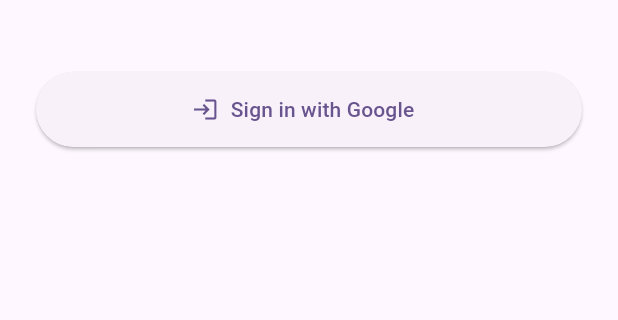
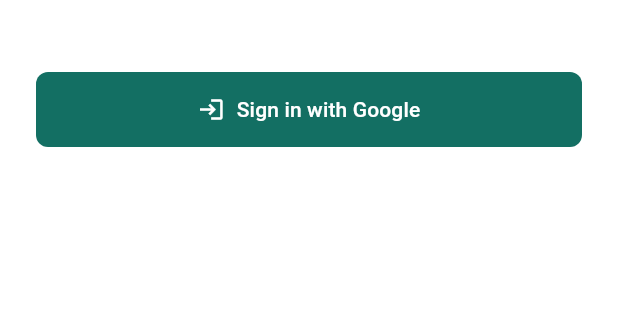
Before and after one commit to mcpe500/rupavo-repo, a Flutter app: the screen it shows after launch, on a phone screen of 412 x 824 dp, the part 579-899 px from its top. Run offline on Flutter 3.47's test engine with Material 3 defaults, Android fonts, the phone set to English and light mode, and no system bars; our stand-ins replace flutter_dotenv, google_sign_in, supabase_flutter; accounts and stored records are empty.

Commit message:
feat: Implement light/dark mode theming across web and mobile applications, integrate Supabase, and add an Edge Functions guide.

```diff
--- a/rupavo_merchant_app/lib/main.dart
+++ b/rupavo_merchant_app/lib/main.dart
@@ -3,6 +3,7 @@
 import 'package:flutter_dotenv/flutter_dotenv.dart';
 import 'package:rupavo_merchant_app/screens/login_screen.dart';
 import 'package:rupavo_merchant_app/services/auth_service.dart';
+import 'package:rupavo_merchant_app/theme/app_theme.dart';
 import 'env.dart';
 
 void main() async {
@@ -25,10 +26,9 @@
   Widget build(BuildContext context) {
     return MaterialApp(
       title: 'Rupavo Merchant',
-      theme: ThemeData(
-        colorScheme: ColorScheme.fromSeed(seedColor: Colors.deepPurple),
-        useMaterial3: true,
-      ),
+      theme: AppTheme.light,
+      darkTheme: AppTheme.dark,
+      themeMode: ThemeMode.system,
       home: const AuthGate(),
     );
   }
--- /dev/null
+++ b/rupavo_merchant_app/lib/theme/app_theme.dart
@@ -0,0 +1,168 @@
+import 'package:flutter/material.dart';
+
+/// Rupavo Design System - Flutter Theme Configuration
+///
+/// Light Primary: #136F63 (teal)
+/// Light Secondary: #FF7A3C (orange)
+/// Dark Primary: #3BF5C0 (neon mint)
+/// Dark Secondary: #FFB547 (gold)
+
+class AppTheme {
+  // Rupavo Colors
+  static const Color lightPrimary = Color(0xFF136F63);
+  static const Color lightSecondary = Color(0xFFFF7A3C);
+  static const Color darkPrimary = Color(0xFF3BF5C0);
+  static const Color darkSecondary = Color(0xFFFFB547);
+  static const Color darkBackground = Color(0xFF050816);
+  static const Color darkSurface = Color(0xFF0F1629);
+
+  /// Light Theme
+  static ThemeData get light {
+    return ThemeData(
+      useMaterial3: true,
+      brightness: Brightness.light,
+      colorScheme: ColorScheme.fromSeed(
+        seedColor: lightPrimary,
+        brightness: Brightness.light,
+        primary: lightPrimary,
+        secondary: lightSecondary,
+        surface: Colors.white,
+        onPrimary: Colors.white,
+        onSecondary: Colors.white,
+      ),
+      appBarTheme: const AppBarTheme(
+        backgroundColor: lightPrimary,
+        foregroundColor: Colors.white,
+        elevation: 0,
+      ),
+      elevatedButtonTheme: ElevatedButtonThemeData(
+        style: ElevatedButton.styleFrom(
+          backgroundColor: lightPrimary,
+          foregroundColor: Colors.white,
+          elevation: 0,
+          padding: const EdgeInsets.symmetric(horizontal: 24, vertical: 12),
+          shape: RoundedRectangleBorder(
+            borderRadius: BorderRadius.circular(8),
+          ),
+        ),
+      ),
+      outlinedButtonTheme: OutlinedButtonThemeData(
+        style: OutlinedButton.styleFrom(
+          foregroundColor: lightPrimary,
+          side: const BorderSide(color: lightPrimary),
+          padding: const EdgeInsets.symmetric(horizontal: 24, vertical: 12),
+          shape: RoundedRectangleBorder(
+            borderRadius: BorderRadius.circular(8),
+          ),
+        ),
+      ),
+      textButtonTheme: TextButtonThemeData(
+        style: TextButton.styleFrom(
+          foregroundColor: lightPrimary,
+        ),
+      ),
+      inputDecorationTheme: InputDecorationTheme(
+        border: OutlineInputBorder(
+          borderRadius: BorderRadius.circular(8),
+          borderSide: const BorderSide(color: Color(0xFFE5E7EB)),
+        ),
+        enabledBorder: OutlineInputBorder(
+          borderRadius: BorderRadius.circular(8),
+          borderSide: const BorderSide(color: Color(0xFFE5E7EB)),
+        ),
+        focusedBorder: OutlineInputBorder(
+          borderRadius: BorderRadius.circular(8),
+          borderSide: const BorderSide(color: lightPrimary, width: 2),
+        ),
+        filled: true,
+        fillColor: Colors.white,
+      ),
+      cardTheme: CardThemeData(
+        elevation: 2,
+        shape: RoundedRectangleBorder(
+          borderRadius: BorderRadius.circular(12),
+        ),
+      ),
+      floatingActionButtonTheme: const FloatingActionButtonThemeData(
+        backgroundColor: lightSecondary,
+        foregroundColor: Colors.white,
+      ),
+    );
+  }
+
+  /// Dark Theme
+  static ThemeData get dark {
+    return ThemeData(
+      useMaterial3: true,
+      brightness: Brightness.dark,
+      colorScheme: ColorScheme.fromSeed(
+        seedColor: darkPrimary,
+        brightness: Brightness.dark,
+        primary: darkPrimary,
+        secondary: darkSecondary,
+        surface: darkSurface,
+        onPrimary: darkBackground,
+        onSecondary: darkBackground,
+      ),
+      scaffoldBackgroundColor: darkBackground,
+      appBarTheme: const AppBarTheme(
+        backgroundColor: darkSurface,
+        foregroundColor: Colors.white,
+        elevation: 0,
+      ),
+      elevatedButtonTheme: ElevatedButtonThemeData(
+        style: ElevatedButton.styleFrom(
+          backgroundColor: darkPrimary,
+          foregroundColor: darkBackground,
+          elevation: 0,
+          padding: const EdgeInsets.symmetric(horizontal: 24, vertical: 12),
+          shape: RoundedRectangleBorder(
+            borderRadius: BorderRadius.circular(8),
+          ),
+        ),
+      ),
+      outlinedButtonTheme: OutlinedButtonThemeData(
+        style: OutlinedButton.styleFrom(
+          foregroundColor: darkPrimary,
+          side: const BorderSide(color: darkPrimary),
+          padding: const EdgeInsets.symmetric(horizontal: 24, vertical: 12),
+          shape: RoundedRectangleBorder(
+            borderRadius: BorderRadius.circular(8),
+          ),
+        ),
+      ),
+      textButtonTheme: TextButtonThemeData(
+        style: TextButton.styleFrom(
+          foregroundColor: darkPrimary,
+        ),
+      ),
+      inputDecorationTheme: InputDecorationTheme(
+        border: OutlineInputBorder(
+          borderRadius: BorderRadius.circular(8),
+          borderSide: const BorderSide(color: Color(0xFF1E293B)),
+        ),
+        enabledBorder: OutlineInputBorder(
+          borderRadius: BorderRadius.circular(8),
+          borderSide: const BorderSide(color: Color(0xFF1E293B)),
+        ),
+        focusedBorder: OutlineInputBorder(
+          borderRadius: BorderRadius.circular(8),
+          borderSide: const BorderSide(color: darkPrimary, width: 2),
+        ),
+        filled: true,
+        fillColor: darkSurface,
+      ),
+      cardTheme: CardThemeData(
+        elevation: 2,
+        color: darkSurface,
+        shape: RoundedRectangleBorder(
+          borderRadius: BorderRadius.circular(12),
+        ),
+      ),
+      floatingActionButtonTheme: const FloatingActionButtonThemeData(
+        backgroundColor: darkSecondary,
+        foregroundColor: darkBackground,
+      ),
+    );
+  }
+}
```
Also changed, not shown: 4 other files.
